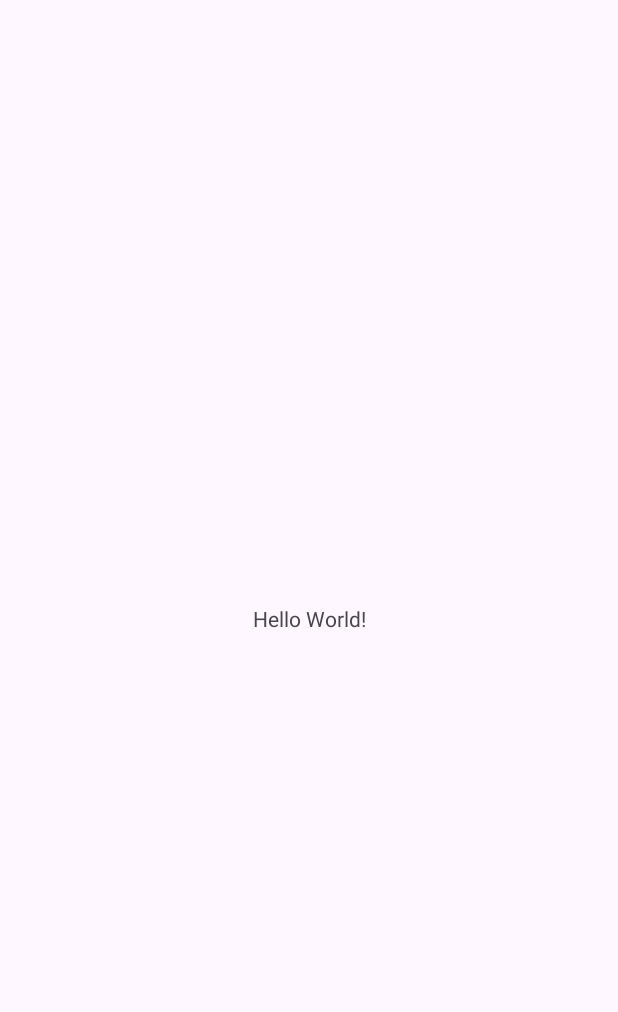
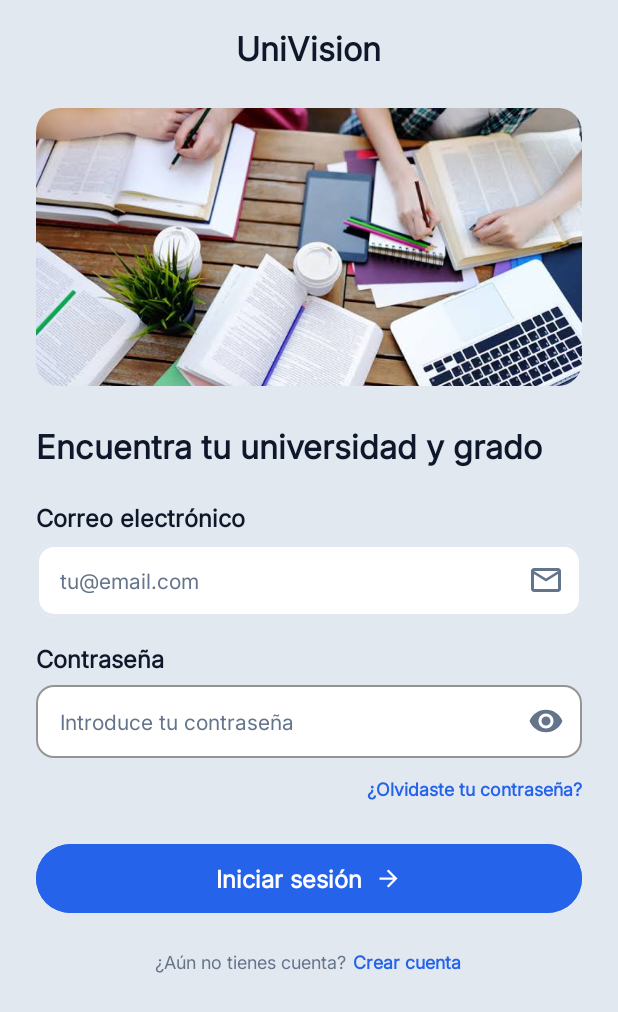
Before and after one commit to andreabrionesdavante/UniVision, an Android app: the screen it shows after launch (MainActivity), on a phone screen of 412 x 824 dp. Before the commit the part shown is almost empty. Shown: the top 1012 px of the screen. Run offline under Robolectric (Android 15) with nearby library versions, the phone set to English and light mode, and no system bars.

Commit message:
Primer Layout

```diff
--- a/app/src/main/java/com/example/univision/MainActivity.java
+++ b/app/src/main/java/com/example/univision/MainActivity.java
@@ -14,7 +14,7 @@ public class MainActivity extends AppCompatActivity {
     protected void onCreate(Bundle savedInstanceState) {
         super.onCreate(savedInstanceState);
         EdgeToEdge.enable(this);
-        setContentView(R.layout.activity_main);
+        setContentView(R.layout.acceso_univision);
         ViewCompat.setOnApplyWindowInsetsListener(findViewById(R.id.main), (v, insets) -> {
             Insets systemBars = insets.getInsets(WindowInsetsCompat.Type.systemBars());
             v.setPadding(systemBars.left, systemBars.top, systemBars.right, systemBars.bottom);
--- /dev/null
+++ b/app/src/main/res/drawable/bg_rounded_gesture_handle.xml
@@ -0,0 +1,6 @@
+<?xml version="1.0" encoding="utf-8"?>
+<shape xmlns:android="http://schemas.android.com/apk/res/android"
+    android:shape="rectangle">
+    <solid android:color="#FF0F172A" />
+    <corners android:radius="100dp" />
+</shape>
--- /dev/null
+++ b/app/src/main/res/drawable/bg_rounded_input.xml
@@ -0,0 +1,6 @@
+<?xml version="1.0" encoding="utf-8"?>
+<shape xmlns:android="http://schemas.android.com/apk/res/android"
+    android:shape="rectangle">
+    <solid android:color="#FFFFFFFF" />
+    <corners android:radius="16dp" />
+</shape>
--- /dev/null
+++ b/app/src/main/res/drawable/bg_rounded_primary_action.xml
@@ -0,0 +1,6 @@
+<?xml version="1.0" encoding="utf-8"?>
+<shape xmlns:android="http://schemas.android.com/apk/res/android"
+    android:shape="rectangle">
+    <solid android:color="#FF2563EB" />
+    <corners android:radius="16dp" />
+</shape>
--- /dev/null
+++ b/app/src/main/res/drawable/ic_email.xml
@@ -0,0 +1,10 @@
+<?xml version="1.0" encoding="utf-8"?>
+<vector xmlns:android="http://schemas.android.com/apk/res/android"
+    android:width="24dp"
+    android:height="24dp"
+    android:viewportWidth="24"
+    android:viewportHeight="24">
+    <path
+        android:fillColor="#000000"
+        android:pathData="M20,4L4,4c-1.1,0 -1.99,0.9 -1.99,2L2,18c0,1.1 0.9,2 2,2h16c1.1,0 2,-0.9 2,-2L22,6c0,-1.1 -0.9,-2 -2,-2zM20,18L4,18L4,8l8,5 8,-5v10zM12,11L4,6h16l-8,5z" />
+</vector>
--- /dev/null
+++ b/app/src/main/res/drawable/ic_flecha_siguiente.xml
@@ -0,0 +1,11 @@
+<?xml version="1.0" encoding="utf-8"?>
+<vector xmlns:android="http://schemas.android.com/apk/res/android"
+    android:width="24dp"
+    android:height="24dp"
+    android:viewportWidth="24"
+    android:viewportHeight="24">
+    <path
+        android:fillColor="#000000"
+        android:pathData="M12,4l-1.41,1.41L16.17,11H4v2h12.17l-5.58,5.59L12,20l8,-8z" />
+
+</vector>
--- /dev/null
+++ b/app/src/main/res/layout/acceso_univision.xml
@@ -0,0 +1,170 @@
+<?xml version="1.0" encoding="utf-8"?>
+<LinearLayout xmlns:android="http://schemas.android.com/apk/res/android"
+    xmlns:app="http://schemas.android.com/apk/res-auto"
+    android:id="@+id/main"
+    android:layout_width="match_parent"
+    android:layout_height="match_parent"
+    android:background="@color/fondo_app"
+    android:orientation="vertical">
+
+    <LinearLayout
+        android:layout_width="match_parent"
+        android:layout_height="match_parent"
+        android:orientation="vertical"
+        android:paddingHorizontal="24dp"
+        android:paddingTop="16dp"
+        android:paddingBottom="24dp">
+
+        <TextView
+            android:id="@+id/tvBrand_name"
+            style="@style/TextoTitulosPantallas"
+            android:layout_width="wrap_content"
+            android:layout_height="wrap_content"
+            android:layout_gravity="center_horizontal"
+            android:text="@string/brand_name" />
+
+        <com.google.android.material.imageview.ShapeableImageView
+            android:id="@+id/imgLogo_image"
+            android:layout_width="match_parent"
+            android:layout_height="185dp"
+            android:layout_marginTop="24dp"
+            android:scaleType="centerCrop"
+            android:src="@drawable/inicio"
+            app:shapeAppearanceOverlay="@style/BannerRedondeado" />
+
+        <TextView
+            android:id="@+id/tvEncabezado"
+            style="@style/TextoTitulosPantallas"
+            android:layout_width="match_parent"
+            android:layout_height="wrap_content"
+            android:layout_marginTop="24dp"
+            android:lineSpacingExtra="2dp"
+            android:text="@string/welcome_title" />
+
+        <TextView
+            android:id="@+id/tvDescripcion"
+            style="@style/TextoDescriptivo"
+            android:layout_width="wrap_content"
+            android:layout_height="wrap_content"
+            android:layout_marginTop="20dp"
+            android:text="@string/email_label"
+            android:textStyle="bold" />
+
+        <!-- Campo Correo electrónico -->
+        <com.google.android.material.textfield.TextInputLayout
+            android:id="@+id/tilCorreo"
+            style="@style/Widget.MaterialComponents.TextInputLayout.OutlinedBox"
+            android:layout_width="match_parent"
+            android:layout_height="wrap_content"
+            android:layout_marginTop="6dp"
+            app:boxBackgroundColor="@color/white"
+            app:boxCornerRadiusBottomEnd="12dp"
+            app:boxCornerRadiusBottomStart="12dp"
+            app:boxCornerRadiusTopEnd="12dp"
+            app:boxCornerRadiusTopStart="12dp"
+            app:boxStrokeColor="@color/fondo_app"
+            app:endIconDrawable="@drawable/ic_email"
+            app:endIconMode="custom"
+            app:endIconTint="@color/texto_recuadro"
+            app:hintEnabled="false">
+
+            <com.google.android.material.textfield.TextInputEditText
+                android:id="@+id/etCorreo"
+                android:layout_width="match_parent"
+                android:layout_height="wrap_content"
+                android:hint="@string/email_hint"
+                android:inputType="textEmailAddress"
+                android:paddingVertical="14dp"
+                android:textAppearance="@style/TextoCampos"
+                android:textColorHint="@color/texto_recuadro" />
+        </com.google.android.material.textfield.TextInputLayout>
+
+        <!-- Etiqueta Contraseña -->
+        <TextView
+            style="@style/TextoDescriptivo"
+            android:layout_width="wrap_content"
+            android:layout_height="wrap_content"
+            android:layout_marginTop="16dp"
+            android:text="@string/field_label"
+            android:textStyle="bold" />
+
+        <!-- Campo Contraseña -->
+        <com.google.android.material.textfield.TextInputLayout
+            android:id="@+id/tilContrasena"
+            style="@style/Widget.MaterialComponents.TextInputLayout.OutlinedBox"
+            android:layout_width="match_parent"
+            android:layout_height="wrap_content"
+            android:layout_marginTop="6dp"
+            app:boxBackgroundColor="@color/white"
+            app:boxCornerRadiusBottomEnd="12dp"
+            app:boxCornerRadiusBottomStart="12dp"
+            app:boxCornerRadiusTopEnd="12dp"
+            app:boxCornerRadiusTopStart="12dp"
+            app:boxStrokeColor="@color/fondo_app"
+            app:endIconMode="password_toggle"
+            app:endIconTint="@color/texto_recuadro"
+            app:hintEnabled="false">
+
+            <com.google.android.material.textfield.TextInputEditText
+                android:id="@+id/etContrasena"
+                android:layout_width="match_parent"
+                android:layout_height="wrap_content"
+                android:hint="@string/field_value"
+                android:inputType="textPassword"
+                android:paddingVertical="14dp"
+                android:textAppearance="@style/TextoCampos"
+                android:textColorHint="@color/texto_recuadro" />
+        </com.google.android.material.textfield.TextInputLayout>
+
+        <!-- Enlace Olvidaste tu contraseña -->
+        <TextView
+            android:id="@+id/tvContrasenaOlvidada"
+            style="@style/TextoLink"
+            android:layout_width="wrap_content"
+            android:layout_height="wrap_content"
+            android:layout_gravity="end"
+            android:layout_marginTop="12dp"
+            android:text="@string/password_recovery" />
+
+        <!-- Botón Iniciar sesión -->
+        <com.google.android.material.button.MaterialButton
+            android:id="@+id/btnInicio"
+            android:layout_width="match_parent"
+            android:layout_height="54dp"
+            android:layout_marginTop="24dp"
+            android:backgroundTint="@color/boton_inicio_registro"
+            android:text="@string/action_label"
+            android:textAllCaps="false"
+            android:textAppearance="@style/TextoBotones"
+            app:cornerRadius="28dp"
+            app:icon="@drawable/ic_flecha_siguiente"
+            app:iconGravity="textEnd"
+            app:iconPadding="8dp"
+            app:iconTint="@color/white" />
+
+        <!-- Pie de registro -->
+        <LinearLayout
+            android:layout_width="wrap_content"
+            android:layout_height="wrap_content"
+            android:layout_gravity="center_horizontal"
+            android:layout_marginTop="20dp"
+            android:orientation="horizontal">
+
+            <TextView
+                style="@style/TextoAdicional"
+                android:layout_width="wrap_content"
+                android:layout_height="wrap_content"
+                android:text="@string/account_prompt" />
+
+            <TextView
+                android:id="@+id/tvCrearCuenta"
+                style="@style/TextoLink"
+                android:layout_width="wrap_content"
+                android:layout_height="wrap_content"
+                android:layout_marginStart="4dp"
+                android:text="@string/registration_link" />
+        </LinearLayout>
+
+    </LinearLayout>
+
+</LinearLayout>
--- a/app/src/main/res/layout/activity_main.xml
+++ /dev/null
@@ -1,19 +0,0 @@
-<?xml version="1.0" encoding="utf-8"?>
-<androidx.constraintlayout.widget.ConstraintLayout xmlns:android="http://schemas.android.com/apk/res/android"
-    xmlns:app="http://schemas.android.com/apk/res-auto"
-    xmlns:tools="http://schemas.android.com/tools"
-    android:id="@+id/main"
-    android:layout_width="match_parent"
-    android:layout_height="match_parent"
-    tools:context=".MainActivity">
-
-    <TextView
-        android:layout_width="wrap_content"
-        android:layout_height="wrap_content"
-        android:text="Hello World!"
-        app:layout_constraintBottom_toBottomOf="parent"
-        app:layout_constraintEnd_toEndOf="parent"
-        app:layout_constraintStart_toStartOf="parent"
-        app:layout_constraintTop_toTopOf="parent" />
-
-</androidx.constraintlayout.widget.ConstraintLayout>
--- a/app/src/main/res/layout/registro_activity.xml
+++ /dev/null
@@ -1,6 +0,0 @@
-<?xml version="1.0" encoding="utf-8"?>
-<androidx.constraintlayout.widget.ConstraintLayout xmlns:android="http://schemas.android.com/apk/res/android"
-    android:layout_width="match_parent"
-    android:layout_height="match_parent">
-
-</androidx.constraintlayout.widget.ConstraintLayout>
--- a/app/src/main/res/values/colors.xml
+++ b/app/src/main/res/values/colors.xml
@@ -1,5 +1,9 @@
 <?xml version="1.0" encoding="utf-8"?>
 <resources>
-    <color name="black">#FF000000</color>
+
+    <color name="boton_inicio_registro">#2563EB</color>
+    <color name="titulos">#0F172A</color>
+    <color name="texto_recuadro">#64748B</color>
+    <color name= "fondo_app">#E2E8F0</color>
     <color name="white">#FFFFFFFF</color>
 </resources>
--- a/app/src/main/res/values/strings.xml
+++ b/app/src/main/res/values/strings.xml
@@ -1,3 +1,21 @@
+<?xml version="1.0" encoding="utf-8"?>
 <resources>
     <string name="app_name">UniVision</string>
+    <string name="brand_name">UniVision</string>
+    <string name="welcome_title">Encuentra tu universidad y grado</string>
+    <string name="field_label">Contraseña</string>
+    <string name="confirmar_contrasena">Confirmar contraseña</string>"
+    <string name="field_value">Introduce tu contraseña</string>
+    <string name="password_recovery">¿Olvidaste tu contraseña?</string>
+    <string name="action_label">Iniciar sesión</string>
+    <string name="account_prompt">¿Aún no tienes cuenta?</string>
+    <string name="registration_link">Crear cuenta</string>
+    <string name="email_label">Correo electrónico</string>
+    <string name="email_hint">tu@email.com</string>
+    <string name="account_creation">Crear cuenta</string>
+    <string name="nombre">Nombre</string>
+    <string name="nombre_hint">Introduce tu nombre</string>
+    <string name="apellidos">Apellidos</string>
+    <string name="apellidos_hint">Introduce tus apellidos</string>
+
 </resources>
--- /dev/null
+++ b/app/src/main/res/values/styles.xml
@@ -0,0 +1,46 @@
+<?xml version="1.0" encoding="utf-8"?>
+<resources>
+
+
+    <style name="BannerRedondeado">
+        <item name="cornerFamily">rounded</item>
+        <item name="cornerSize">16dp</item>
+    </style>
+
+    <style name="Tipografia">
+        <item name="android:fontFamily">@font/inter</item>
+    </style>
+
+    <style name="TextoTitulosPantallas" parent="Tipografia">
+        <item name="android:textSize">22sp</item>
+        <item name="android:textColor">@color/titulos</item>
+        <item name="android:textStyle">bold</item>
+    </style>
+
+    <style name="TextoDescriptivo" parent="Tipografia">
+        <item name="android:textSize">16sp</item>
+        <item name="android:textColor">@color/titulos</item>
+    </style>
+
+    <style name="TextoCampos" parent="Tipografia">
+        <item name="android:textSize">14sp</item>
+        <item name="android:textColor">@color/texto_recuadro</item>
+    </style>
+
+    <style name="TextoBotones" parent="Tipografia">
+        <item name="android:textSize">16sp</item>
+        <item name="android:textColor">@color/white</item>
+        <item name="android:textStyle">bold</item>
+    </style>
+
+    <style name="TextoAdicional" parent="Tipografia">
+        <item name="android:textSize">12sp</item>
+        <item name="android:textColor">@color/texto_recuadro</item>
+    </style>
+
+    <style name="TextoLink" parent="Tipografia">
+        <item name="android:textSize">12sp</item>
+        <item name="android:textColor">@color/boton_inicio_registro</item>
+        <item name="android:textStyle">bold</item>
+    </style>
+</resources>
--- a/build.gradle.kts
+++ b/build.gradle.kts
@@ -2,3 +2,8 @@
 plugins {
     alias(libs.plugins.android.application) apply false
 }
+
+allprojects {
+    val relPath = if (path == ":") "" else path.replace(':', '/')
+    layout.buildDirectory.set(file("${System.getProperty("user.home")}/UniVisionBuild/UniVision$relPath"))
+}
```
Also changed, not shown: app/src/main/res/drawable/ic_flecha_antes.xml (added, +10 -0 lines), app/src/main/res/layout/registro_univision.xml (added, +72 -0 lines), app/src/main/res/drawable/inicio.jpg (added), app/src/main/res/font/inter.ttf (added).
